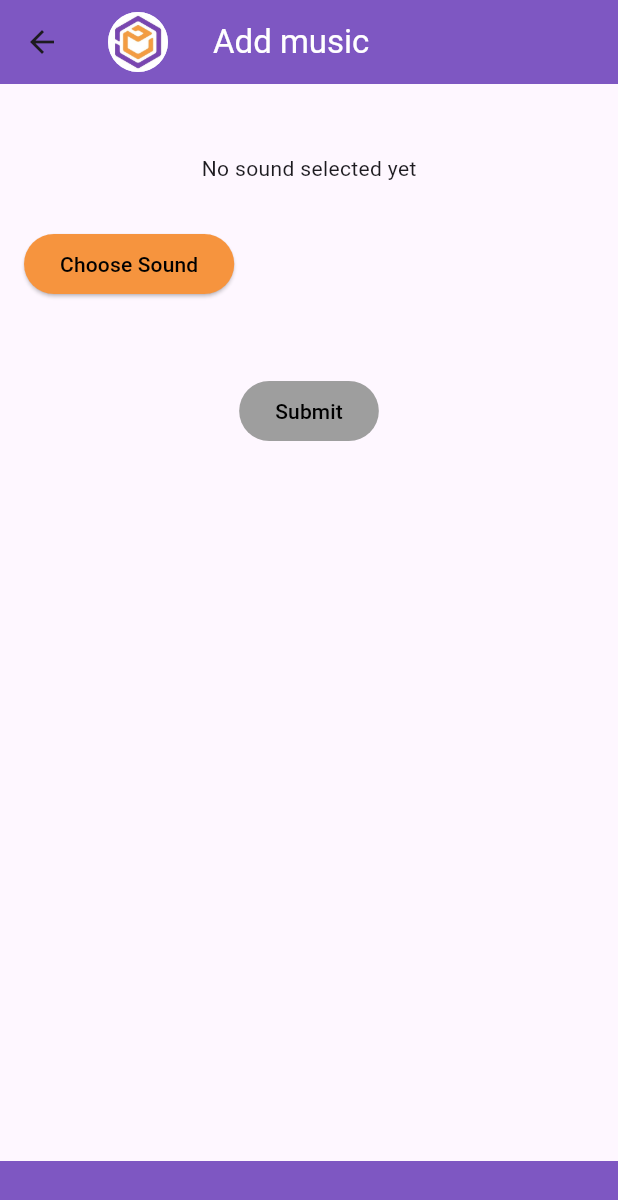
After one commit to ALIKARFOUH/alibackend, a Flutter app: the AddSound screen opened directly, on a phone screen of 412 x 824 dp. The commit adds this screen. Shown: the top 1200 px of the screen. Run offline on Flutter 3.47's test engine with Material 3 defaults, Android fonts, the phone set to English and light mode, and no system bars; our stand-ins replace cloud_firestore, file_picker, firebase_auth, firebase_core, firebase_storage, image_picker and 1 more; missing offline and left inert: gallery_picker; accounts and stored records are empty.

Commit message:
put changes

```diff
--- a/lib/data_adds/lib/data_adds/Add_video_galerie.dart
+++ b/lib/data_adds/lib/data_adds/Add_video_galerie.dart
@@ -52,7 +52,6 @@ class _AddVideoGalleryState extends State<AddVideoGallery> {
         setState(() {
           _videoUrl = downloadUrl;
           print(downloadUrl);
-
           ScaffoldMessenger.of(context).showSnackBar(
               const SnackBar(content: Text('video téléchargée avec succès')));
         });
--- a/lib/main.dart
+++ b/lib/main.dart
@@ -1,7 +1,6 @@
 import 'package:firebase_core/firebase_core.dart';
 import 'package:flutter/material.dart';
 import 'package:namer_app/myapp/addadds.dart';
-import 'package:namer_app/myapp/form_details.dart';
 import 'package:namer_app/myapp/createacc.dart';
 import 'package:namer_app/myapp/forgotpassword.dart';
 import 'package:namer_app/myapp/homepage.dart';
--- /dev/null
+++ b/lib/myapp/add_sound.dart
@@ -0,0 +1,136 @@
+import 'dart:io';
+import 'package:firebase_storage/firebase_storage.dart';
+import 'package:cloud_firestore/cloud_firestore.dart';
+import 'package:flutter/material.dart';
+import 'package:path/path.dart' as path;
+import 'package:file_picker/file_picker.dart';
+
+class AddSound extends StatefulWidget {
+  final File? file;
+  const AddSound({Key? key, this.file}) : super(key: key);
+  @override
+  _AddSoundState createState() => _AddSoundState();
+}
+
+class _AddSoundState extends State<AddSound> {
+  File? _soundFile;
+  String? _soundUrl;
+
+  Future<void> _pickSound() async {
+    final result = await FilePicker.platform.pickFiles(allowMultiple: false);
+    if (result != null) {
+      setState(() {
+        _soundFile = File(result.files.single.path!);
+      });
+    } else {
+      print('Sound selection cancelled or failed.');
+    }
+  }
+
+  Future<void> _uploadSound() async {
+    try {
+      final firestore = FirebaseFirestore.instance.collection('music');
+      final id = firestore.doc().id;
+
+      final storageRef = FirebaseStorage.instance.ref().child('music/$id');
+      final uploadTask = storageRef.putFile(_soundFile!);
+
+      final TaskSnapshot snapshot = await uploadTask;
+      final String downloadUrl = await snapshot.ref.getDownloadURL();
+
+      await firestore.doc(id).set({
+        'soundUrl': downloadUrl,
+      });
+      setState(() {
+        _soundUrl = downloadUrl;
+      });
+      ScaffoldMessenger.of(context).showSnackBar(
+        SnackBar(content: Text('Sound uploaded successfully!')),
+      );
+    } catch (error) {
+      ScaffoldMessenger.of(context).showSnackBar(
+        SnackBar(content: Text('Failed to upload sound: $error')),
+      );
+    }
+  }
+
+  @override
+  Widget build(BuildContext context) {
+    return Scaffold(
+      appBar: AppBar(
+        title: Row(
+          children: [
+            CircleAvatar(
+              backgroundImage: AssetImage('lib/images/datadoit_logo.jpg'),
+              radius: 20,
+            ),
+            SizedBox(width: 30),
+            Center(
+              child: Text(
+                'Add music',
+                style: TextStyle(color: Colors.white),
+              ),
+            )
+          ],
+        ),
+        backgroundColor: Colors.deepPurple[400],
+      ),
+      body: SingleChildScrollView(
+        padding: const EdgeInsets.all(16),
+        child: Column(
+          crossAxisAlignment: CrossAxisAlignment.start,
+          children: [
+            SizedBox(height: 30),
+            Center(
+              child: _soundFile != null
+                  ? Text('Selected sound:')
+                  : Text('No sound selected yet'),
+            ),
+            _soundFile != null
+                ? Center(
+                    child: Text(
+                        _soundFile!.path.split('/').last), // Display filename
+                  )
+                : SizedBox(),
+            SizedBox(height: 30),
+            ElevatedButton(
+              onPressed: _pickSound,
+              style: ButtonStyle(
+                backgroundColor: MaterialStateProperty.all<Color>(
+                  Color.fromARGB(255, 246, 148, 62),
+                ),
+              ),
+              child: Text(
+                'Choose Sound',
+                style: TextStyle(color: Colors.black),
+              ),
+            ),
+            SizedBox(height: 50),
+            Center(
+              child: ElevatedButton(
+                onPressed: _soundFile != null
+                    ? _uploadSound
+                    : null, // Disable if no sound selected
+                style: ButtonStyle(
+                  backgroundColor: MaterialStateProperty.all<Color>(
+                    _soundFile != null
+                        ? Color.fromARGB(255, 246, 148, 62)
+                        : Colors.grey, // Gray out disabled button
+                  ),
+                ),
+                child: Text(
+                  'Submit',
+                  style: TextStyle(color: Colors.black),
+                ),
+              ),
+            ),
+          ],
+        ),
+      ),
+      bottomNavigationBar: Container(
+        height: 50,
+        color: Colors.deepPurple[400],
+      ),
+    );
+  }
+}
--- a/lib/myapp/createacc.dart
+++ b/lib/myapp/createacc.dart
@@ -67,7 +67,7 @@ class Createacc extends StatelessWidget {
               },
               obscureText: true,
               decoration: InputDecoration(
-                hintText: 'Please enter the pasword here  ',
+                hintText: 'Please enter the pasword here ',
                 labelText: 'password field',
                 border: OutlineInputBorder(
                   borderRadius: BorderRadius.circular(20),
@@ -100,6 +100,7 @@ class Createacc extends StatelessWidget {
                   }
                 } catch (e) {
                   print(e);
+                  //mail invalide
                 }
               },
               style: ButtonStyle(
--- a/lib/myapp/homepage.dart
+++ b/lib/myapp/homepage.dart
@@ -2,6 +2,7 @@ import 'package:cloud_firestore/cloud_firestore.dart';
 import 'package:flutter/material.dart';
 import 'package:namer_app/component/menubar.dart';
 import 'package:namer_app/models/form_model.dart';
+import 'package:namer_app/models/video_model.dart';
 
 class Homepage extends StatefulWidget {
   @override
@@ -10,7 +11,7 @@ class Homepage extends StatefulWidget {
 
 class _HomepageState extends State<Homepage> {
   List<FormModel> data = [];
-
+  List<VideoModel> VDdata = [];
   @override
   void initState() {
     getData();
@@ -21,7 +22,6 @@ class _HomepageState extends State<Homepage> {
     try {
       final querySnapshot =
           await FirebaseFirestore.instance.collection("ads").get();
-
       setState(() {
         data = querySnapshot.docs.map((documentSnapshot) {
           return FormModel.fromJson(documentSnapshot.data());
--- a/pubspec.yaml
+++ b/pubspec.yaml
@@ -11,7 +11,6 @@ environment:
 dependencies:
   flutter:
     sdk: flutter
-
   image: ^3.0.1
   english_words: ^4.0.0
   provider: ^6.0.0
@@ -32,6 +31,11 @@ dependencies:
   mime_type: ^1.0.0
   video_player: ^2.8.6
   firebase_app_check: ^0.2.2+2
+  file_picker: ^8.0.3
+  audioplayers: ^6.0.0
+  simple_audio: ^1.9.0
+  better_player: ^0.0.63
+  wakelock: ^0.4.0
 
 dev_dependencies:
   flutter_test:
```
Also changed, not shown: lib/component/gridwiew.dart (+27 -6 lines), lib/data_adds/add_from_galerie.dart (+1 -25 lines), pubspec.lock, 38 other files.
